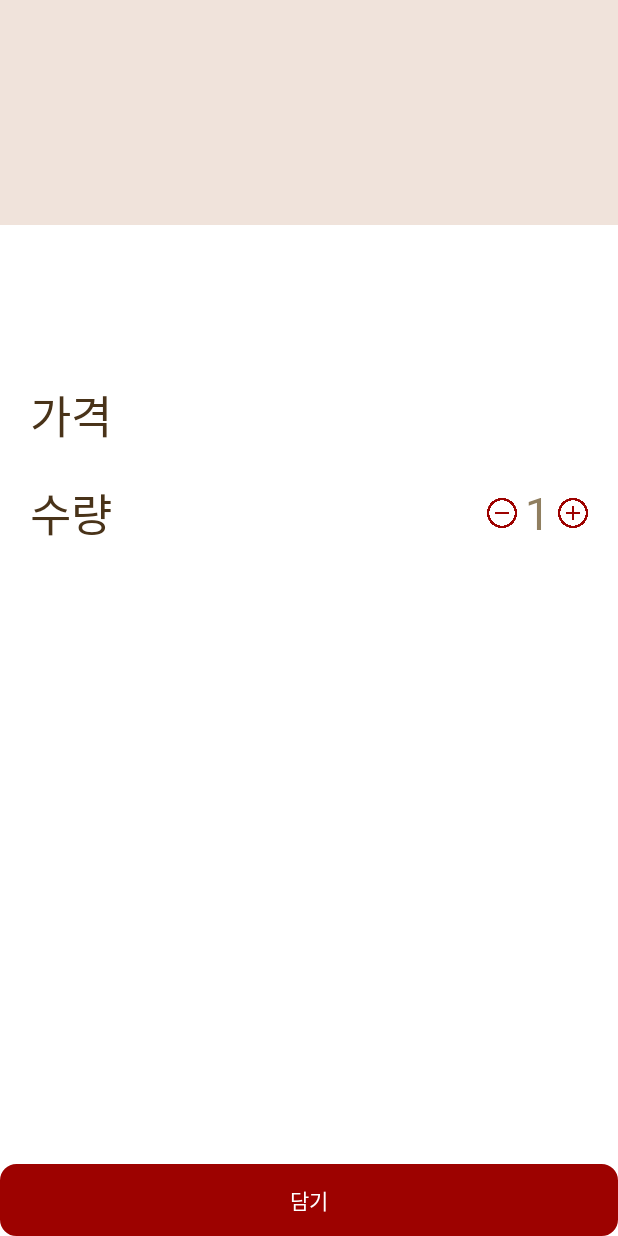
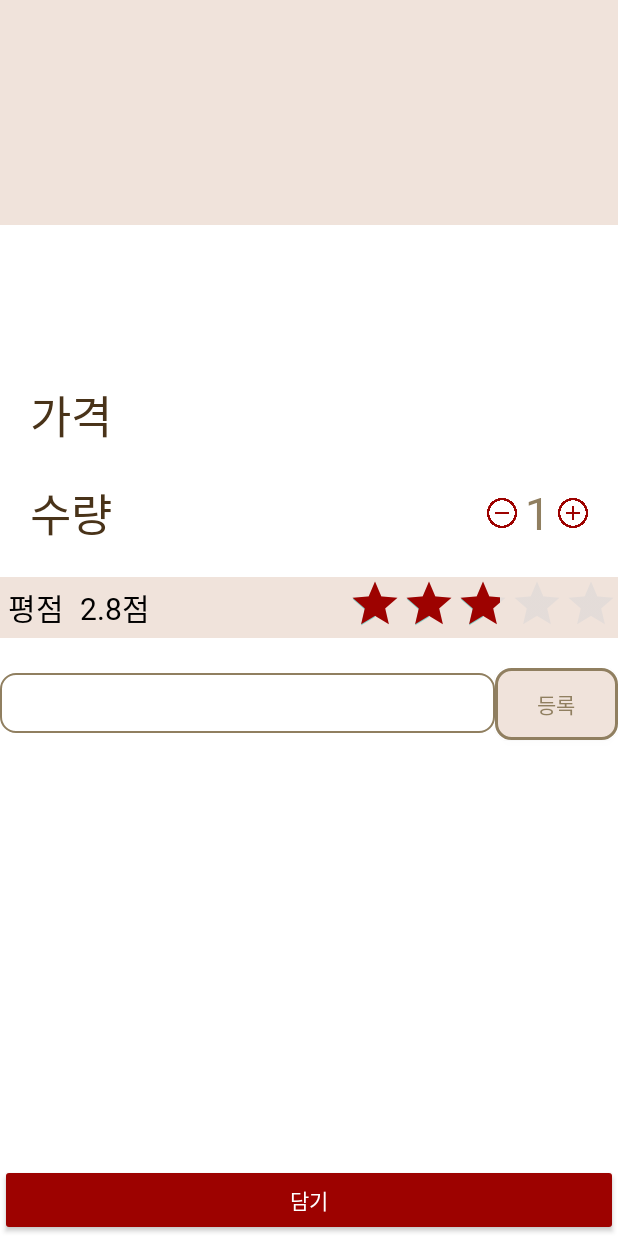
Before and after one commit to amane-IT/O2O-Smart-Cafe, an Android app: the OrderActivity screen opened directly, with no data from a screen before it, on a phone screen of 412 x 824 dp. Run offline under Robolectric (Android 15) with nearby library versions, the phone set to English and light mode, and no system bars; network calls fail; 4 statements that could not run were skipped.

Commit message:
심화기능 UI 구현 완료

```diff
--- a/SmartStoreUI/app/src/main/java/com/ssafy/smartstore/HomeFragment.kt
+++ b/SmartStoreUI/app/src/main/java/com/ssafy/smartstore/HomeFragment.kt
@@ -10,7 +10,6 @@ import android.view.View
 import android.view.ViewGroup
 import androidx.appcompat.app.AppCompatActivity
 import androidx.recyclerview.widget.LinearLayoutManager
-import com.ssafy.smartstore.databases.History
 import com.ssafy.smartstore.databinding.FragmentHomeBinding
 import com.ssafy.smartstore.dto.OrderMap
 import com.ssafy.smartstore.service.OrderService
--- a/SmartStoreUI/app/src/main/java/com/ssafy/smartstore/LoginActivity.kt
+++ b/SmartStoreUI/app/src/main/java/com/ssafy/smartstore/LoginActivity.kt
@@ -38,8 +38,6 @@ class LoginActivity : AppCompatActivity() {
                 login()
             }
         }
-
-
     }
 
     private fun setPreference(recUser: User) {
--- a/SmartStoreUI/app/src/main/java/com/ssafy/smartstore/MyPageFragment.kt
+++ b/SmartStoreUI/app/src/main/java/com/ssafy/smartstore/MyPageFragment.kt
@@ -10,7 +10,6 @@ import android.view.View
 import android.view.ViewGroup
 import androidx.appcompat.app.AppCompatActivity
 import androidx.recyclerview.widget.LinearLayoutManager
-import com.ssafy.smartstore.databases.History
 import com.ssafy.smartstore.databinding.FragmentMyPageBinding
 import com.ssafy.smartstore.dto.OrderMap
 import com.ssafy.smartstore.service.OrderService
@@ -18,9 +17,6 @@ import kotlinx.coroutines.CoroutineScope
 import kotlinx.coroutines.Dispatchers
 import kotlinx.coroutines.launch
 import kotlinx.coroutines.withContext
-import retrofit2.Call
-import retrofit2.Callback
-import retrofit2.Response
 
 class MyPageFragment : Fragment() {
 
--- a/SmartStoreUI/app/src/main/java/com/ssafy/smartstore/databases/Datas.kt
+++ b/SmartStoreUI/app/src/main/java/com/ssafy/smartstore/databases/Datas.kt
@@ -5,4 +5,3 @@ import java.io.Serializable
 // product: img, name, price
 // order_detail: quantity
 data class Shopping(var img: String, var name: String, var price: Int, var quantity: Int):Serializable
-data class History(var img: String, var name: String, var price: Int, var quantity: Int, var order_time: Long, var qty: Int):Serializable
--- a/SmartStoreUI/app/src/main/res/layout/activity_order.xml
+++ b/SmartStoreUI/app/src/main/res/layout/activity_order.xml
@@ -18,8 +18,7 @@
         android:layout_width="match_parent"
         android:layout_height="wrap_content"
         android:orientation="vertical"
-        android:padding="20dp"
-        android:layout_weight="1">
+        android:padding="20dp">
 
         <TextView
             android:id="@+id/tv_name"
@@ -98,11 +97,84 @@
         </LinearLayout>
     </LinearLayout>
 
+    <LinearLayout
+        android:layout_width="match_parent"
+        android:layout_height="wrap_content"
+        android:orientation="horizontal"
+        android:background="@color/coffee_menu_back">
+
+        <TextView
+            android:layout_width="wrap_content"
+            android:layout_height="wrap_content"
+            android:layout_margin="5sp"
+            android:layout_gravity="center"
+            android:text="평점"
+            android:textColor="@color/black"
+            android:textSize="20sp"/>
+
+        <TextView
+            android:layout_width="wrap_content"
+            android:layout_height="wrap_content"
+            android:layout_gravity="center"
+            android:layout_margin="5sp"
+            android:text="2.8점"
+            android:textColor="@color/black"
+            android:fontFamily="@font/cafe24_ssurround_air"
+            android:textSize="20sp"/>
+
+        <View
+            android:layout_width="0dp"
+            android:layout_height="0dp"
+            android:layout_weight="1"/>
+
+        <RatingBar
+            android:id="@+id/rating_menu"
+            android:layout_width="wrap_content"
+            android:layout_height="wrap_content"
+            android:numStars="5"
+            android:max="5"
+            android:stepSize="0.1"
+            android:rating="2.8"
+            android:isIndicator="true"
+            android:progressTint="@color/coffee_point_red"
+            android:progressBackgroundTint="@color/coffee_light_gray"
+            style="?android:attr/ratingBarStyleIndicator"
+            />
+
+    </LinearLayout>
+
+    <LinearLayout
+        android:layout_width="match_parent"
+        android:layout_height="wrap_content"
+        android:layout_weight="1"
+        android:layout_marginTop="20sp"
+        android:orientation="horizontal">
+
+        <EditText
+            android:id="@+id/ed_comment"
+            android:layout_width="match_parent"
+            android:layout_height="wrap_content"
+            android:background="@drawable/textview_regular"
+            android:layout_weight="1"/>
+        <Button
+            android:id="@+id/btn_comment"
+            android:layout_width="match_parent"
+            android:layout_height="wrap_content"
+            android:layout_weight="4"
+            android:textColor="@color/coffee_brown"
+            android:background="@drawable/button_color"
+            android:text="등록"/>
+    </LinearLayout>
+
+    <androidx.recyclerview.widget.RecyclerView
+        android:layout_width="match_parent"
+        android:layout_height="wrap_content"
+        android:layout_weight="1"/>
+
     <Button
         android:id="@+id/btn_add_order"
         android:layout_width="match_parent"
         android:layout_height="wrap_content"
-        android:background="@drawable/button_color"
         android:backgroundTint="@color/coffee_point_red"
         android:text="담기"
         android:onClick="goList" />
```
Also changed, not shown: SmartStoreUI/app/src/main/java/com/ssafy/smartstore/databases/OrderDetailDao.kt (deleted, +0 -26 lines), SmartStoreUI/app/src/main/res/drawable/delete.xml (added, +10 -0 lines), SmartStoreUI/app/src/main/res/drawable/edit.xml (added, +10 -0 lines), SmartStoreUI/app/src/main/res/layout/comment_list.xml (added, +37 -0 lines), SmartStoreUI/app/src/main/res/layout/fragment_my_page.xml (+54 -1 lines).
